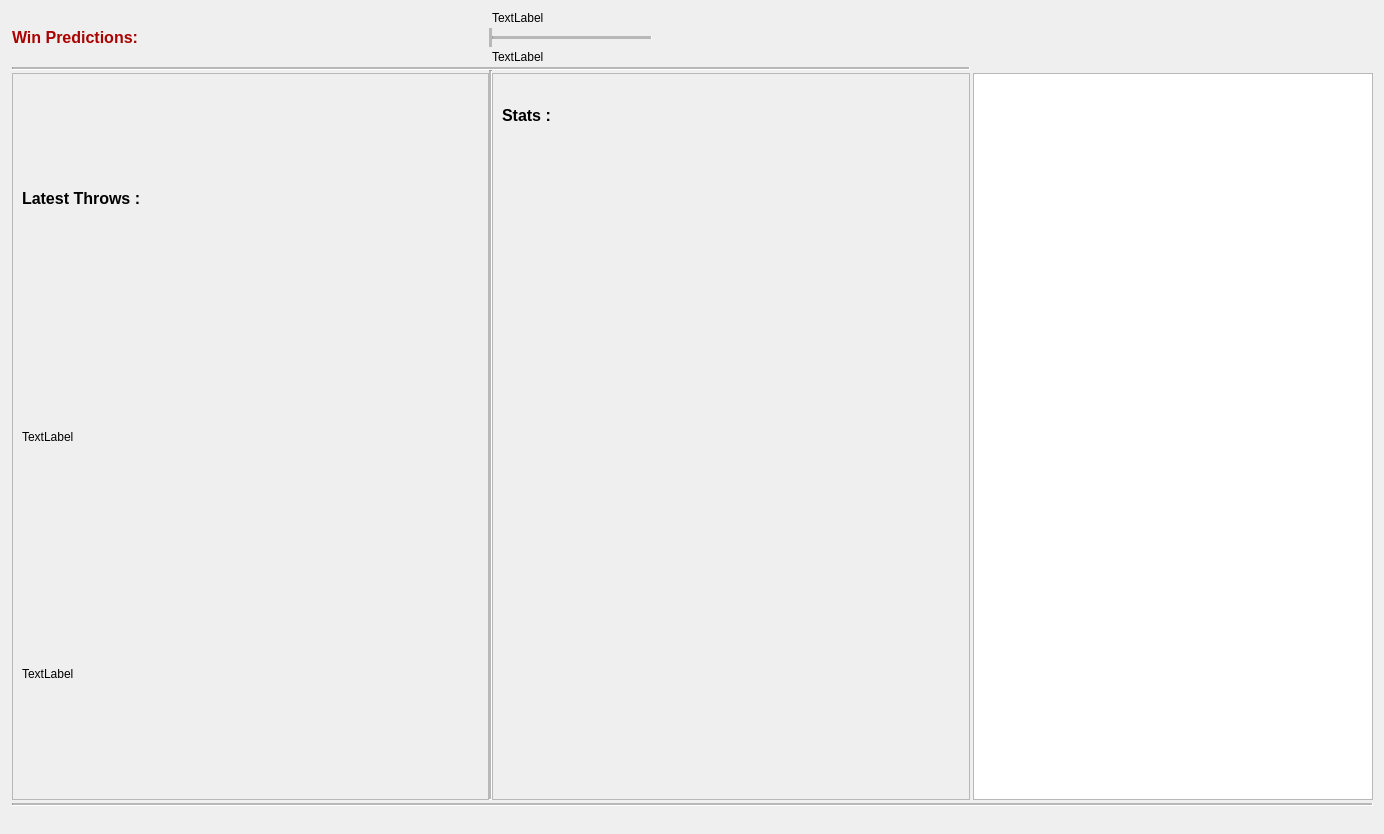
Above: audienceview.ui from dartbois/CombinedDarts before the change. Below: the same form after it.
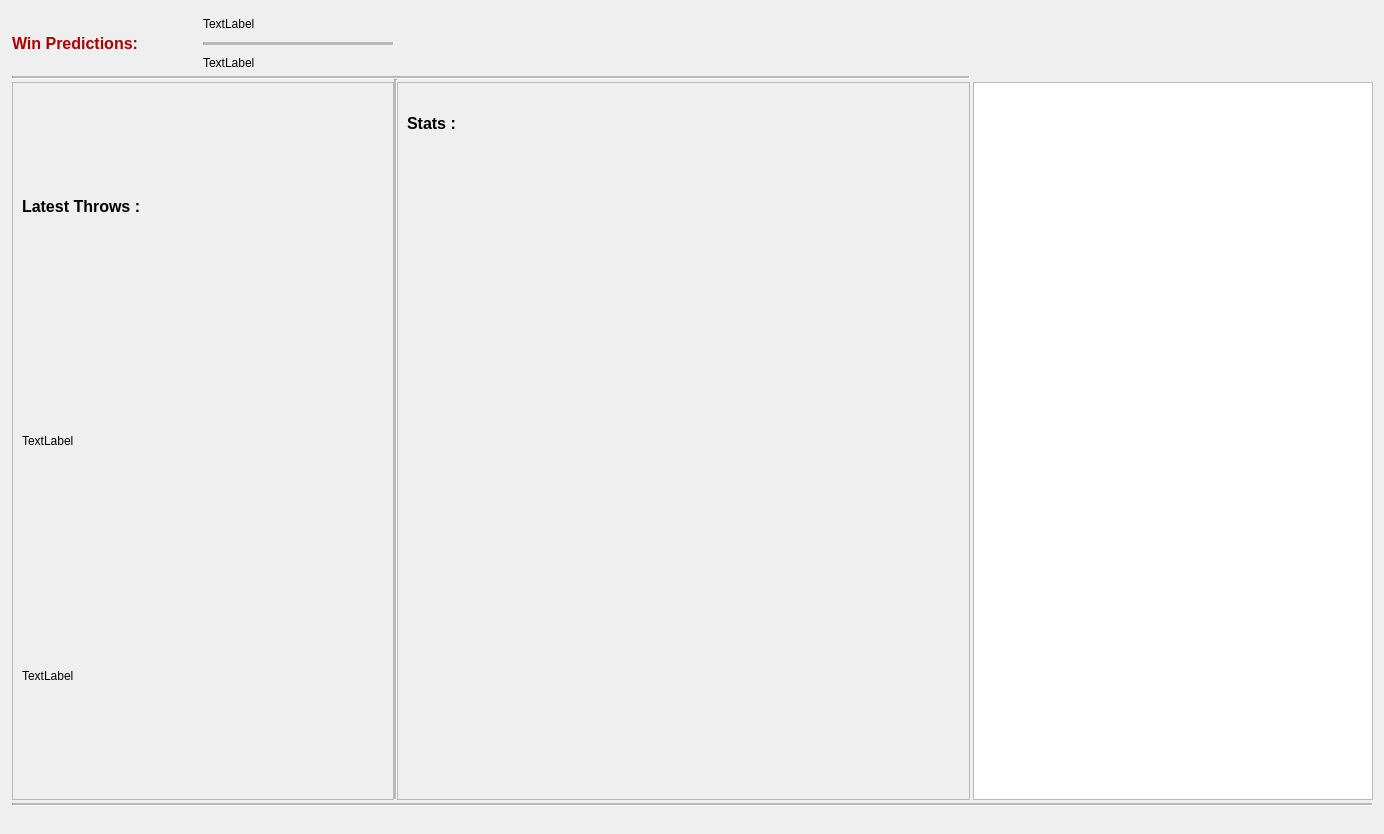
That is the form after the change. Icons and pictures are not drawn.

Patch:
```diff
--- a/audienceview.ui
+++ b/audienceview.ui
@@ -26,84 +26,7 @@
    <property name="verticalSpacing">
     <number>3</number>
    </property>
-   <item row="7" column="0" colspan="9">
-    <widget class="Line" name="line_3">
-     <property name="midLineWidth">
-      <number>2</number>
-     </property>
-     <property name="orientation">
-      <enum>Qt::Horizontal</enum>
-     </property>
-    </widget>
-   </item>
-   <item row="8" column="5" rowspan="3" colspan="4">
-    <widget class="QLabel" name="label_3">
-     <property name="text">
-      <string/>
-     </property>
-     <property name="pixmap">
-      <pixmap>../../../../../Pictures/RaidLOGO.PNG</pixmap>
-     </property>
-     <property name="scaledContents">
-      <bool>false</bool>
-     </property>
-    </widget>
-   </item>
-   <item row="2" column="4">
-    <widget class="Line" name="line_5">
-     <property name="midLineWidth">
-      <number>3</number>
-     </property>
-     <property name="orientation">
-      <enum>Qt::Horizontal</enum>
-     </property>
-    </widget>
-   </item>
-   <item row="4" column="7">
-    <widget class="Line" name="line_2">
-     <property name="midLineWidth">
-      <number>2</number>
-     </property>
-     <property name="orientation">
-      <enum>Qt::Vertical</enum>
-     </property>
-    </widget>
-   </item>
-   <item row="3" column="4">
-    <widget class="QLabel" name="label_4">
-     <property name="text">
-      <string>TextLabel</string>
-     </property>
-    </widget>
-   </item>
-   <item row="2" column="0">
-    <widget class="QLabel" name="label">
-     <property name="text">
-      <string>&lt;html&gt;&lt;head/&gt;&lt;body&gt;&lt;p&gt;&lt;span style=&quot; font-size:12pt; font-weight:600; color:#aa0000;&quot;&gt;Win Predictions:&lt;/span&gt;&lt;/p&gt;&lt;/body&gt;&lt;/html&gt;</string>
-     </property>
-    </widget>
-   </item>
-   <item row="2" column="3">
-    <widget class="Line" name="line_4">
-     <property name="lineWidth">
-      <number>0</number>
-     </property>
-     <property name="midLineWidth">
-      <number>5</number>
-     </property>
-     <property name="orientation">
-      <enum>Qt::Vertical</enum>
-     </property>
-    </widget>
-   </item>
-   <item row="1" column="4">
-    <widget class="QLabel" name="label_5">
-     <property name="text">
-      <string>TextLabel</string>
-     </property>
-    </widget>
-   </item>
-   <item row="5" column="3" rowspan="2">
+   <item row="8" column="2" rowspan="2">
     <widget class="Line" name="line_6">
      <property name="midLineWidth">
       <number>2</number>
@@ -113,60 +36,7 @@
      </property>
     </widget>
    </item>
-   <item row="4" column="0" rowspan="2" colspan="7">
-    <widget class="Line" name="line">
-     <property name="midLineWidth">
-      <number>2</number>
-     </property>
-     <property name="orientation">
-      <enum>Qt::Horizontal</enum>
-     </property>
-    </widget>
-   </item>
-   <item row="6" column="0" colspan="3">
-    <widget class="QFrame" name="frame_2">
-     <property name="frameShape">
-      <enum>QFrame::StyledPanel</enum>
-     </property>
-     <property name="frameShadow">
-      <enum>QFrame::Raised</enum>
-     </property>
-     <layout class="QVBoxLayout" name="verticalLayout_2">
-      <item>
-       <widget class="QLabel" name="label_2">
-        <property name="text">
-         <string>&lt;html&gt;&lt;head/&gt;&lt;body&gt;&lt;p&gt;&lt;span style=&quot; font-size:12pt; font-weight:600;&quot;&gt;Latest Throws :&lt;/span&gt;&lt;/p&gt;&lt;/body&gt;&lt;/html&gt;</string>
-        </property>
-       </widget>
-      </item>
-      <item>
-       <widget class="QLabel" name="label_6">
-        <property name="text">
-         <string>TextLabel</string>
-        </property>
-       </widget>
-      </item>
-      <item>
-       <widget class="QLabel" name="label_7">
-        <property name="text">
-         <string>TextLabel</string>
-        </property>
-       </widget>
-      </item>
-     </layout>
-    </widget>
-   </item>
-   <item row="6" column="8">
-    <widget class="QTableWidget" name="tableWidget">
-     <property name="maximumSize">
-      <size>
-       <width>400</width>
-       <height>16777215</height>
-      </size>
-     </property>
-    </widget>
-   </item>
-   <item row="6" column="4" colspan="3">
+   <item row="9" column="3" colspan="3">
     <widget class="QFrame" name="frame">
      <property name="minimumSize">
       <size>
@@ -254,6 +124,133 @@
      </layout>
     </widget>
    </item>
+   <item row="3" column="1">
+    <widget class="QLabel" name="label_5">
+     <property name="text">
+      <string>TextLabel</string>
+     </property>
+    </widget>
+   </item>
+   <item row="4" column="0">
+    <widget class="QLabel" name="label">
+     <property name="text">
+      <string>&lt;html&gt;&lt;head/&gt;&lt;body&gt;&lt;p&gt;&lt;span style=&quot; font-size:12pt; font-weight:600; color:#aa0000;&quot;&gt;Win Predictions:&lt;/span&gt;&lt;/p&gt;&lt;/body&gt;&lt;/html&gt;</string>
+     </property>
+    </widget>
+   </item>
+   <item row="11" column="4" rowspan="3" colspan="4">
+    <widget class="QLabel" name="label_3">
+     <property name="text">
+      <string/>
+     </property>
+     <property name="pixmap">
+      <pixmap>../../../../../Pictures/RaidLOGO.PNG</pixmap>
+     </property>
+     <property name="scaledContents">
+      <bool>false</bool>
+     </property>
+    </widget>
+   </item>
+   <item row="9" column="0" colspan="2">
+    <widget class="QFrame" name="frame_2">
+     <property name="frameShape">
+      <enum>QFrame::StyledPanel</enum>
+     </property>
+     <property name="frameShadow">
+      <enum>QFrame::Raised</enum>
+     </property>
+     <layout class="QVBoxLayout" name="verticalLayout_2">
+      <item>
+       <widget class="QLabel" name="label_2">
+        <property name="text">
+         <string>&lt;html&gt;&lt;head/&gt;&lt;body&gt;&lt;p&gt;&lt;span style=&quot; font-size:12pt; font-weight:600;&quot;&gt;Latest Throws :&lt;/span&gt;&lt;/p&gt;&lt;/body&gt;&lt;/html&gt;</string>
+        </property>
+       </widget>
+      </item>
+      <item>
+       <widget class="QLabel" name="label_6">
+        <property name="text">
+         <string>TextLabel</string>
+        </property>
+       </widget>
+      </item>
+      <item>
+       <widget class="QLabel" name="label_7">
+        <property name="text">
+         <string>TextLabel</string>
+        </property>
+       </widget>
+      </item>
+     </layout>
+    </widget>
+   </item>
+   <item row="4" column="1">
+    <widget class="Line" name="line_5">
+     <property name="midLineWidth">
+      <number>3</number>
+     </property>
+     <property name="orientation">
+      <enum>Qt::Horizontal</enum>
+     </property>
+    </widget>
+   </item>
+   <item row="7" column="0" rowspan="2" colspan="6">
+    <widget class="Line" name="line">
+     <property name="midLineWidth">
+      <number>2</number>
+     </property>
+     <property name="orientation">
+      <enum>Qt::Horizontal</enum>
+     </property>
+    </widget>
+   </item>
+   <item row="10" column="0" colspan="8">
+    <widget class="Line" name="line_3">
+     <property name="midLineWidth">
+      <number>2</number>
+     </property>
+     <property name="orientation">
+      <enum>Qt::Horizontal</enum>
+     </property>
+    </widget>
+   </item>
+   <item row="7" column="6">
+    <widget class="Line" name="line_2">
+     <property name="midLineWidth">
+      <number>2</number>
+     </property>
+     <property name="orientation">
+      <enum>Qt::Vertical</enum>
+     </property>
+    </widget>
+   </item>
+   <item row="5" column="1">
+    <widget class="QLabel" name="label_4">
+     <property name="text">
+      <string>TextLabel</string>
+     </property>
+    </widget>
+   </item>
+   <item row="9" column="7">
+    <widget class="QTableWidget" name="tableWidget">
+     <property name="maximumSize">
+      <size>
+       <width>400</width>
+       <height>16777215</height>
+      </size>
+     </property>
+    </widget>
+   </item>
+   <item row="1" column="6" rowspan="6" colspan="2">
+    <widget class="QLabel" name="label_8">
+     <property name="text">
+      <string/>
+     </property>
+     <property name="pixmap">
+      <pixmap>../../../Pictures/RaidLOGO.PNG</pixmap>
+     </property>
+    </widget>
+   </item>
   </layout>
   <zorder>line</zorder>
   <zorder>line_6</zorder>
```
Left out of the diff: 10 changed lines with no effect on the pictures.
